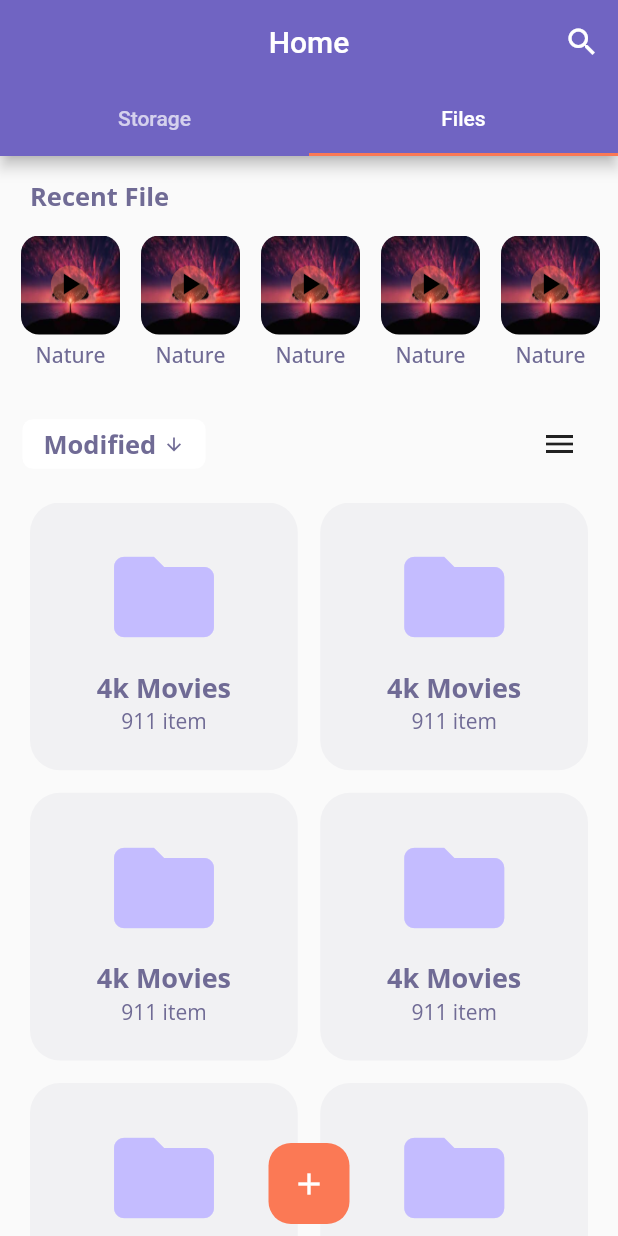
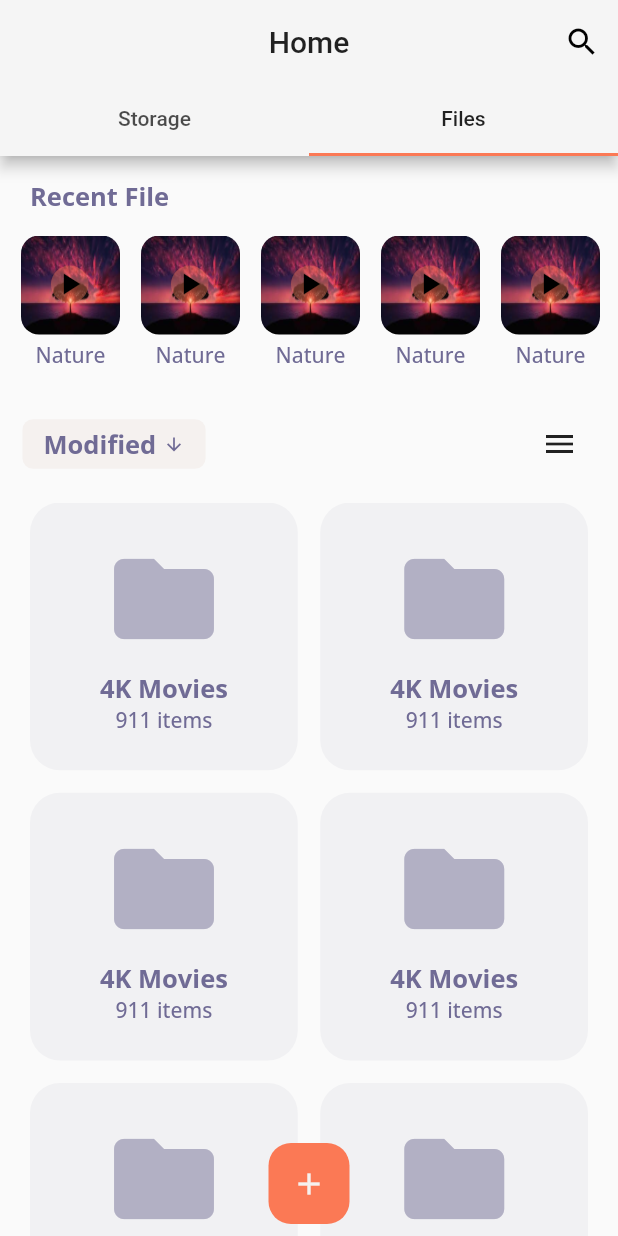
Before and after one commit to Emon526/File-Manager, a Flutter app: the screen it shows after launch, tab 2 chosen, after a tap on the "menu" icon, on a phone screen of 412 x 824 dp. Run offline on Flutter 3.47's test engine with Material 2 defaults, Android fonts, the phone set to English and light mode, and no system bars; our stand-ins replace get, google_fonts, permission_handler; missing offline and left inert: file_manager, popup_menu_title.

Commit message:
colors variables modified, custom text widget modified

```diff
--- a/lib/controllers/storage-controller/storage_controller.dart
+++ b/lib/controllers/storage-controller/storage_controller.dart
@@ -1,8 +1,13 @@
+import 'package:file_manager/file_manager.dart';
 import 'package:filemanager/helpers/config/permission_settings.dart';
 import 'package:get/get.dart';
 
 class StorageController extends GetxController{
   bool? isPermit;
+
+  final FileManagerController fileManagerController = FileManagerController();
+
+  // initailizing permission
   @override
   void onInit() {
     super.onInit();
@@ -10,9 +15,17 @@ class StorageController extends GetxController{
 
   }
 
+  // request for storage permission
   _getPermission() async{
     isPermit = await PermissionSettings.promptPermissionSetting();
     update();
 
   }
+
+  // fetch device storage space
+  List<double> fetchStorageSpace(){
+    return [12, 45];
+  }
+
+  //
 }
--- a/lib/helpers/colors/app_color.dart
+++ b/lib/helpers/colors/app_color.dart
@@ -2,16 +2,32 @@ import 'package:flutter/cupertino.dart';
 
 class AppColor {
   AppColor();
+  // app color
+  static const primaryAppColor = Color.fromRGBO(245, 245, 245, 1);
+  static const secondaryAppColor = Color.fromRGBO(241, 241, 243, 1);
 
-  static const primaryColor = Color(0xff7064c2);
-  static const secondaryColor = Color(0xff855797);
-  static const whitColor = Color(0xffffffff);
-  static const blackColor = Color(0xff000000);
-  static const bgColor = Color(0xfff5f5f5);
-  static const orangeColor = Color(0xfffb7955);
-  static const titleColor = Color(0xff706b95);
-  static const cardbgColor = Color(0xfff1f1f3);
-  static const modifyfolderColor = Color(0xffc4bcff);
+  // button color
+  static const primaryButtonBgColor = Color.fromRGBO(251, 121, 85, 1);
+  static const secondaryButtonBgColor = Color.fromRGBO(241, 240, 243, 1);
+  static const primaryButtonTextColor = Color.fromRGBO(	245, 241, 239, 1);
+
+  // text color
+  static const primaryTextColor = Color.fromRGBO(112, 107, 149, 1);
+  static const secondaryTextColor = Color.fromRGBO(178, 176, 196, 1);
+  // static const modifyfolderColor = Color(0xffc4bcff);
+
+
+
+
+  // static const primaryColor = Color(0xff7064c2);
+  // static const secondaryColor = Color(0xff855797);
+
+  // static const blackColor = Color(0xff000000);
+  // static const bgColor = Color(0xfff5f5f5);
+  // static const orangeColor = Color(0xfffb7955);
+  // static const titleColor = Color(0xff706b95);
+
+
   // static const titleColor = Color(0xff706b95);
   // static const titleColor = Color(0xff706b95);
   // static const titleColor = Color(0xff706b95);
--- /dev/null
+++ b/lib/helpers/config/pie_chart_paint.dart
@@ -0,0 +1,65 @@
+import 'dart:math';
+
+import 'package:filemanager/helpers/colors/app_color.dart';
+import 'package:filemanager/screens/storage/components/storage_model.dart';
+import 'package:flutter/material.dart';
+import 'package:flutter/widgets.dart';
+
+class PieChartPaint extends CustomPainter {
+  double? width;
+  double? usedSpace;
+  double? freeSpace;
+  List<ChartModel>? spaceDetails;
+  List<Color>? colorList;
+
+  PieChartPaint(usedSpace, freeSpace, width) {
+    this.usedSpace = usedSpace;
+    this.freeSpace = freeSpace;
+    this.width = width;
+    spaceDetails = [
+      ChartModel(name: 'Free', space: freeSpace),
+      ChartModel(name: 'Used', space: usedSpace),
+    ];
+
+    colorList = [
+      AppColor.secondaryAppColor,
+      AppColor.primaryButtonBgColor,
+    ];
+  }
+
+  @override
+  void paint(Canvas canvas, Size size) {
+    Offset center = Offset(size.width / 2, size.height / 2);
+    double radius = min(size.width / 2, size.height / 2);
+
+    var paint = Paint()
+      ..style = PaintingStyle.stroke
+      ..strokeWidth = width! / 2;
+
+    double total = 0;
+
+    spaceDetails!.forEach((element) => total += element.space!);
+
+    double startRadian = pi / 2;
+
+    for (int index = 0; index < spaceDetails!.length; index++) {
+      var currentSpace = spaceDetails!.elementAt(index);
+
+      var sweepRadian = currentSpace.space! / total * 2 * pi;
+
+      paint.color = colorList!.elementAt(index);
+
+      canvas.drawArc(
+        Rect.fromCircle(center: center, radius: radius),
+        startRadian,
+        sweepRadian,
+        false,
+        paint,
+      );
+      startRadian += sweepRadian;
+    }
+  }
+
+  @override
+  bool shouldRepaint(covariant CustomPainter oldDelegate) => true;
+}
--- a/lib/helpers/themes/app_theme.dart
+++ b/lib/helpers/themes/app_theme.dart
@@ -3,19 +3,19 @@ import 'package:flutter/material.dart';
 
 final lightTheme = ThemeData(
   // primarySwatch:  AppColor.secondaryColor,
-  primaryColor: AppColor.primaryColor,
+  primaryColor: AppColor.primaryAppColor,
   brightness: Brightness.light,
-  backgroundColor: AppColor.bgColor,
-  accentColor: AppColor.orangeColor,
-  accentIconTheme: IconThemeData(color: AppColor.orangeColor),
-  dividerColor: AppColor.titleColor,
+  backgroundColor: AppColor.primaryAppColor,
+  accentColor: AppColor.primaryButtonBgColor,
+  accentIconTheme: IconThemeData(color: AppColor.primaryButtonBgColor),
+  dividerColor: AppColor.primaryTextColor,
 );
 
 final darkTheme = ThemeData(
   primarySwatch: Colors.grey,
   primaryColor: Colors.black,
   brightness: Brightness.dark,
-  backgroundColor: AppColor.bgColor,
+  backgroundColor: AppColor.primaryAppColor,
   accentColor: Colors.white,
   accentIconTheme: IconThemeData(color: Colors.black),
   dividerColor: Colors.black12,
--- a/lib/helpers/widget/text.dart
+++ b/lib/helpers/widget/text.dart
@@ -1,34 +1,102 @@
+import 'package:filemanager/helpers/colors/app_color.dart';
 import 'package:flutter/cupertino.dart';
 import 'package:google_fonts/google_fonts.dart';
 
 //single line text widget
-Widget sText(String text, Color color, double size, FontWeight weight) {
-  return Text(
+
+class SingleLineText extends StatelessWidget {
+  final String text;
+  final Color color;
+  final bool isTitle;
+  const SingleLineText(
+      {required this.text,
+      this.isTitle = true,
+      this.color = AppColor.primaryTextColor,
+      Key? key})
+      : super(key: key);
+
+  @override
+  Widget build(BuildContext context) {
+    return isTitle
+        ? Text(
             text,
-    style:
-        GoogleFonts.openSans(color: color, fontWeight: weight, fontSize: size),
+            style: GoogleFonts.openSans(
+              color: color,
+              fontWeight: FontWeight.bold,
+              fontSize: 17.0,
+            ),
+            maxLines: 1,
+            overflow: TextOverflow.ellipsis,
+          )
+        : Text(
+            text,
+            style: GoogleFonts.openSans(
+              color: color,
+              fontWeight: FontWeight.w500,
+              fontSize: 14.0,
+            ),
             maxLines: 1,
             overflow: TextOverflow.ellipsis,
           );
   }
+}
 
 //multilie line text widget
-Widget mText(String text, Color color, double size, FontWeight weight) {
+
+class MultiLineText extends StatelessWidget {
+  final String text;
+  final Color color;
+  final double fontSize;
+  final FontWeight fontWeight;
+  const MultiLineText(
+      {required this.text,
+      required this.color,
+      required this.fontSize,
+      required this.fontWeight,
+      Key? key})
+      : super(key: key);
+
+  @override
+  Widget build(BuildContext context) {
     return Text(
       text,
-    style:
-        GoogleFonts.openSans(color: color, fontWeight: weight, fontSize: size),
+      style: GoogleFonts.openSans(
+        color: color,
+        fontWeight: fontWeight,
+        fontSize: fontSize,
+      ),
     );
+  }
 }
 
 //limited line text widget
-Widget lText(
-    String text, Color color, double size, FontWeight weight, int line) {
+
+class LimitedLineText extends StatelessWidget {
+  final String text;
+  final Color color;
+  final double fontSize;
+  final FontWeight fontWeight;
+  final int lines;
+  const LimitedLineText(
+      {required this.text,
+      required this.color,
+      required this.fontSize,
+      required this.fontWeight,
+      required this.lines,
+      Key? key})
+      : super(key: key);
+
+  @override
+  Widget build(BuildContext context) {
     return Text(
       text,
-    style:
-        GoogleFonts.openSans(color: color, fontWeight: weight, fontSize: size),
-    maxLines: line,
+      style: GoogleFonts.openSans(
+        color: color,
+        fontWeight: fontWeight,
+        fontSize: fontSize,
+      ),
+      maxLines: lines,
       overflow: TextOverflow.ellipsis,
     );
   }
+}
--- a/lib/screens/files/files_screen.dart
+++ b/lib/screens/files/files_screen.dart
@@ -15,11 +15,11 @@ class FileScreen extends StatelessWidget {
         floatingActionButton: Container(
           margin: EdgeInsets.only(bottom: 8.0),
           height: 54.0,
-          child: Icon(Icons.add, color: AppColor.whitColor),
+          child: Icon(Icons.add, color: AppColor.primaryButtonTextColor),
           width: 54.0,
           decoration: BoxDecoration(
             borderRadius: BorderRadius.circular(15.0),
-            color: AppColor.orangeColor,
+            color: AppColor.primaryButtonBgColor,
           ),
         ),
         body: screenBody(size));
--- a/lib/screens/files/utils/menu/menubar.dart
+++ b/lib/screens/files/utils/menu/menubar.dart
@@ -21,16 +21,19 @@ class MenuAre extends StatelessWidget {
                 EdgeInsets.only(left: 14.0, right: 14.0, top: 5.0, bottom: 5.0),
             decoration: BoxDecoration(
                 borderRadius: BorderRadius.circular(7.0),
-                color: AppColor.whitColor),
+                color: AppColor.primaryButtonTextColor),
             child: Row(
               children: [
-                sText("Modified", AppColor.titleColor, 17.0, FontWeight.bold),
+                // sText("Modified", AppColor.titleColor, 17.0, FontWeight.bold),
+                SingleLineText(
+                  text: "Modified",
+                ),
                 SizedBox(
                   width: 5.0,
                 ),
                 Icon(
                   Icons.arrow_downward,
-                  color: AppColor.titleColor,
+                  color: AppColor.primaryTextColor,
                   size: 14.0,
                 ),
               ],
@@ -44,7 +47,7 @@ class MenuAre extends StatelessWidget {
 
   Widget _buildMenuButton() {
     return PopupMenuButton(
-      color: AppColor.whitColor,
+      color: AppColor.primaryButtonTextColor,
       onSelected: (selcted) {
         print(selcted);
       },
--- a/lib/screens/files/utils/modifyList/modyfylistitemWidget.dart
+++ b/lib/screens/files/utils/modifyList/modyfylistitemWidget.dart
@@ -3,14 +3,14 @@ import 'package:filemanager/helpers/widget/text.dart';
 import 'package:flutter/material.dart';
 
 class ModifyListItemWidget extends StatelessWidget {
-  const ModifyListItemWidget({ Key? key }) : super(key: key);
+  const ModifyListItemWidget({Key? key}) : super(key: key);
 
   @override
   Widget build(BuildContext context) {
     return Container(
       decoration: BoxDecoration(
         borderRadius: BorderRadius.circular(20.0),
-                            color: AppColor.cardbgColor,
+        color: AppColor.secondaryAppColor,
       ),
       child: Column(
         mainAxisAlignment: MainAxisAlignment.center,
@@ -18,16 +18,22 @@ class ModifyListItemWidget extends StatelessWidget {
         children: [
           Icon(
             Icons.folder,
-                                color: AppColor.modifyfolderColor,
+            color: AppColor.secondaryTextColor,
             size: 80,
           ),
           SizedBox(
             height: 8.0,
           ),
-                              sText("4k Movies", AppColor.titleColor, 18.0,
-                                  FontWeight.bold),
-                              sText("911 item", AppColor.titleColor, 14.0,
-                                  FontWeight.normal)
+          // sText("4k Movies", AppColor.titleColor, 18.0,
+          //     FontWeight.bold),
+          SingleLineText(
+            text: "4K Movies",
+          ),
+          // sText("911 item", AppColor.titleColor, 14.0, FontWeight.normal)
+          SingleLineText(
+            text: "911 items",
+            isTitle: false,
+          ),
         ],
       ),
     );
--- a/lib/screens/files/utils/recentList/recentFileWidget.dart
+++ b/lib/screens/files/utils/recentList/recentFileWidget.dart
@@ -53,14 +53,18 @@ class RecentFileItemWidger extends StatelessWidget {
                           ),
                           decoration: BoxDecoration(
                             shape: BoxShape.circle,
-                            color: AppColor.orangeColor.withOpacity(0.4),
+                            color: AppColor.primaryButtonBgColor.withOpacity(0.4),
                           ),
                         ),
                       )
                     : Container()
               ],
             ),
-            sText(title, AppColor.titleColor, 14.0, FontWeight.w500)
+            // sText(title, AppColor.titleColor, 14.0, FontWeight.w500)
+            SingleLineText(
+              text: title,
+              isTitle: false,
+            ),
           ],
         ),
       ),
--- a/lib/screens/files/utils/recentList/recentList.dart
+++ b/lib/screens/files/utils/recentList/recentList.dart
@@ -1,4 +1,3 @@
-import 'package:filemanager/helpers/colors/app_color.dart';
 import 'package:filemanager/helpers/text/string.dart';
 import 'package:filemanager/helpers/widget/text.dart';
 import 'package:filemanager/screens/files/utils/recentList/recentFileWidget.dart';
@@ -14,9 +13,12 @@ class RecentList extends StatelessWidget {
       crossAxisAlignment: CrossAxisAlignment.start,
       children: [
         Container(
-            margin: EdgeInsets.only(left: 20.0, top: 15.0, bottom: 15.0),
-            child:
-                sText(RecentFileT, AppColor.titleColor, 17.0, FontWeight.bold)),
+          margin: EdgeInsets.only(left: 20.0, top: 15.0, bottom: 15.0),
+          child: SingleLineText(
+            text: RecentFileT,
+          ),
+        ),
+        // sText(RecentFileT, AppColor.titleColor, 17.0, FontWeight.bold)),
         Container(
           height: 100.0,
           width: size.width,
--- a/lib/screens/storage/components/text.dart
+++ b/lib/screens/storage/components/manager_test.dart
@@ -3,20 +3,6 @@ import 'dart:io';
 import 'package:file_manager/file_manager.dart';
 import 'package:flutter/material.dart';
 
-
-class MyApp extends StatefulWidget {
-  @override
-  _MyAppState createState() => _MyAppState();
-}
-
-class _MyAppState extends State<MyApp> {
-  @override
-  Widget build(BuildContext context) {
-    return MaterialApp(
-      home: HomePage(),
-    );
-  }
-}
 
 class HomePage extends StatelessWidget {
   final FileManagerController controller = FileManagerController();
@@ -163,6 +149,7 @@ class HomePage extends StatelessWidget {
                               ),
                               onTap: () {
                                 controller.openDirectory(e);
+
                                 Navigator.pop(context);
                               },
                             ))
--- a/lib/screens/storage/components/storage_chart.dart
+++ b/lib/screens/storage/components/storage_chart.dart
@@ -1,117 +1,20 @@
-import 'package:flutter/foundation.dart';
+import 'package:filemanager/helpers/config/pie_chart_paint.dart';
 import 'package:flutter/material.dart';
-import 'package:pie_chart/pie_chart.dart';
 
 class StoragePieChart extends StatelessWidget {
-  StoragePieChart({Key? key}) : super(key: key);
-
-  final Map<String, double> dataMap = {
-    "Available": 9,
-    "Used": 5,
-  };
-  final List<Color> colorList = [
-    Colors.grey,
-    Colors.deepOrange,
-  ];
+  final double usedData;
+  final double freeData;
+  const StoragePieChart({required this.usedData, required this.freeData, Key? key}) : super(key: key);
 
   @override
   Widget build(BuildContext context) {
-    final chart = PieChart(
-      key: ValueKey(key),
-      dataMap: dataMap,
-      animationDuration: Duration(milliseconds: 800),
-      chartLegendSpacing: 50,
-      chartRadius: MediaQuery.of(context).size.width / 3.2 > 300
-          ? 300
-          : MediaQuery.of(context).size.width / 3.2,
-      colorList: colorList,
-      initialAngleInDegree: 0,
-      chartType: ChartType.ring,
-      centerText: "38%\nUsed",
-      legendOptions: LegendOptions(
-        showLegendsInRow: true,
-        legendPosition: LegendPosition.bottom,
-        showLegends: true,
-        legendShape: BoxShape.circle,
-        legendTextStyle: TextStyle(
-          fontWeight: FontWeight.bold,
+    return Container(
+      child: Center(
+        child: CustomPaint(
+          child: Center(),
+          foregroundPainter: PieChartPaint(usedData, freeData, 40.0),
         ),
       ),
-      chartValuesOptions: ChartValuesOptions(
-        showChartValueBackground: true,
-        showChartValues: true,
-        showChartValuesInPercentage: true,
-        showChartValuesOutside: true,
-      ),
-      ringStrokeWidth: 32,
-      emptyColor: Colors.white,
-    );
-
-    return LayoutBuilder(
-      builder: (_, constraints) {
-        if (constraints.maxWidth >= 600) {
-          return Row(
-            crossAxisAlignment: CrossAxisAlignment.start,
-            children: [
-              Flexible(
-                flex: 2,
-                fit: FlexFit.tight,
-                child: Container(
-                  decoration: BoxDecoration(
-                    color: Colors.green,
-                    shape: BoxShape.circle,
-                  ),
-                  child: chart,
-                ),
-              ),
-            ],
-          );
-        } else {
-          return SingleChildScrollView(
-            child: Column(
-              children: [
-                Container(
-                  child: chart,
-                  margin: EdgeInsets.symmetric(
-                    vertical: 32,
-                  ),
-                ),
-              ],
-            ),
-          );
-        }
-      },
     );
   }
 }
-
-
-
-
-// Custom pie chart
-
-// import 'package:filemanager/helpers/pie_chart_paint.dart';
-// import 'package:flutter/material.dart';
-
-// class StoragePieChart extends StatelessWidget {
-//   const StoragePieChart({Key? key}) : super(key: key);
-
-//   @override
-//   Widget build(BuildContext context) {
-//     return Container(
-//       child: LayoutBuilder(
-//         builder: (context, constrant) => Center(
-//           child: SizedBox(
-//             width: constrant.maxWidth * 0.6,
-//             child: CustomPaint(
-//               child: Center(),
-//               foregroundPainter: PieChartPaint(
-//                 width: constrant.maxWidth * 0.2,
-//               ),
-//             ),
-//           ),
-//         ),
-//       ),
-//     );
-//   }
-// }
--- /dev/null
+++ b/lib/screens/storage/components/storage_details_container.dart
@@ -0,0 +1,41 @@
+import 'package:flutter/material.dart';
+
+class StorageDetailsContainer extends StatelessWidget {
+  final String title;
+  final double data;
+  final Color color;
+  const StorageDetailsContainer({required this.title, required this.data, required this.color, Key? key}) : super(key: key);
+
+  @override
+  Widget build(BuildContext context) {
+    return Container(
+      child: Row(
+        children: [
+          Container(
+            height: 10,
+            width: 10,
+            decoration: BoxDecoration(
+              shape: BoxShape.rectangle,
+              color: color,
+              borderRadius: BorderRadius.circular(2.0),
+            ),
+          ),
+          SizedBox(
+            width: 10,
+          ),
+          Column(
+            children: [
+              Text(
+                title,
+              ),
+              SizedBox(
+                height: 5,
+              ),
+              Text("$data GB"),
+            ],
+          ),
+        ],
+      ),
+    );
+  }
+}
--- /dev/null
+++ b/lib/screens/storage/components/storage_model.dart
@@ -0,0 +1,5 @@
+class ChartModel {
+  String? name;
+  double? space;
+  ChartModel({required this.name, required this.space});
+}
--- /dev/null
+++ b/lib/screens/storage/components/storage_space_info.dart
@@ -0,0 +1,28 @@
+import 'package:filemanager/helpers/colors/app_color.dart';
+import 'package:filemanager/screens/storage/components/storage_details_container.dart';
+import 'package:flutter/material.dart';
+
+class StorageSpaceInfo extends StatelessWidget {
+  final double usedData;
+  final double freeData;
+  const StorageSpaceInfo({required this.usedData, required this.freeData, Key? key}) : super(key: key);
+
+  @override
+  Widget build(BuildContext context) {
+    return Row(
+      mainAxisAlignment: MainAxisAlignment.spaceEvenly,
+      children: [
+        StorageDetailsContainer(
+          title: "Used",
+          data: usedData,
+          color: AppColor.primaryButtonBgColor,
+        ),
+        StorageDetailsContainer(
+          title: "free",
+          data: freeData,
+          color: AppColor.secondaryAppColor,
+        ),
+      ],
+    );
+  }
+}
--- a/lib/screens/storage/storage_screen.dart
+++ b/lib/screens/storage/storage_screen.dart
@@ -1,20 +1,23 @@
-import 'package:filemanager/screens/storage/components/space_test.dart';
 import 'package:filemanager/screens/storage/components/storage_chart.dart';
+import 'package:filemanager/screens/storage/components/storage_space_info.dart';
 import 'package:flutter/material.dart';
-import 'package:get/get.dart';
+// import 'package:get/get.dart';
 
 class StorageScreen extends StatelessWidget {
   const StorageScreen({Key? key}) : super(key: key);
 
   @override
   Widget build(BuildContext context) {
-    return Container(
-      width: MediaQuery.of(context).size.width,
-      height: MediaQuery.of(context).size.height,
+    double height = MediaQuery.of(context).size.height;
+    double freeData = 2.0;
+    double usedData = 3.0;
+    return SafeArea(
       child: Column(
         children: [
           // storage pie chart
           Expanded(
+            flex: 3,
+            child: Container(
               child: Column(
                 children: [
                   DropdownButton<int>(
@@ -33,18 +36,32 @@ class StorageScreen extends StatelessWidget {
                       print("Selected: $val");
                     },
                   ),
-                StoragePieChart(),
+                  SizedBox(
+                    height: height * 0.05,
+                  ),
+                  Expanded(
+                    child: StoragePieChart(
+                      freeData: freeData,
+                      usedData: usedData,
+                    ),
+                  ),
+                  SizedBox(
+                    height: height * 0.03,
+                  ),
+                  StorageSpaceInfo(
+                    freeData: freeData,
+                    usedData: usedData,
+                  ),
                 ],
               ),
             ),
+          ),
 
-          ElevatedButton(onPressed: (){
-            Get.to(MyApp());
-          }, child: Text("Files"),),
-
-          Card(
-            // margin: EdgeInsets.all(MediaQuery.of(context).size.width * 0.1),
-            child: Text("All albums"),
+          Expanded(
+            flex: 2,
+            child: Container(
+              child: Placeholder(),
+            ),
           ),
         ],
       ),
--- a/pubspec.yaml
+++ b/pubspec.yaml
@@ -31,7 +31,6 @@ dependencies:
   get: ^4.3.0
   permission_handler: ^8.1.4+2
   file_manager: ^1.0.0
-  pie_chart: ^5.0.0
   disk_space: ^0.1.1
 
 
```
Also changed, not shown: lib/helpers/pie_chart_paint.dart (deleted, +0 -61 lines), lib/screens/storage/components/space_test.dart (deleted, +0 -53 lines), pubspec.lock. Lines whose indentation alone changed are shown as unchanged.
